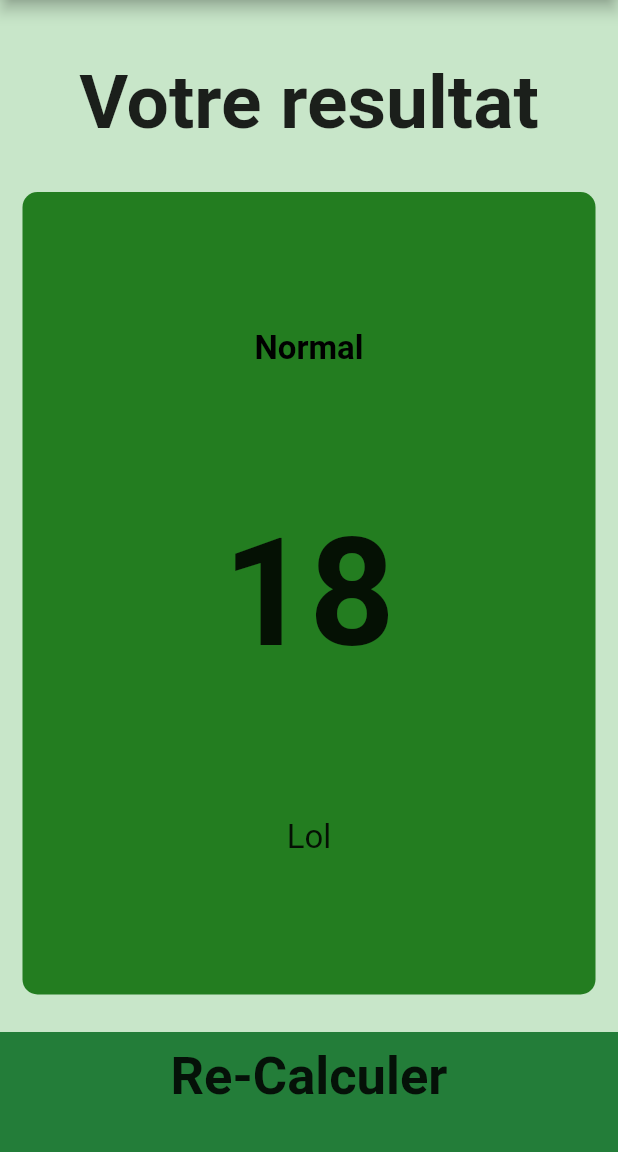
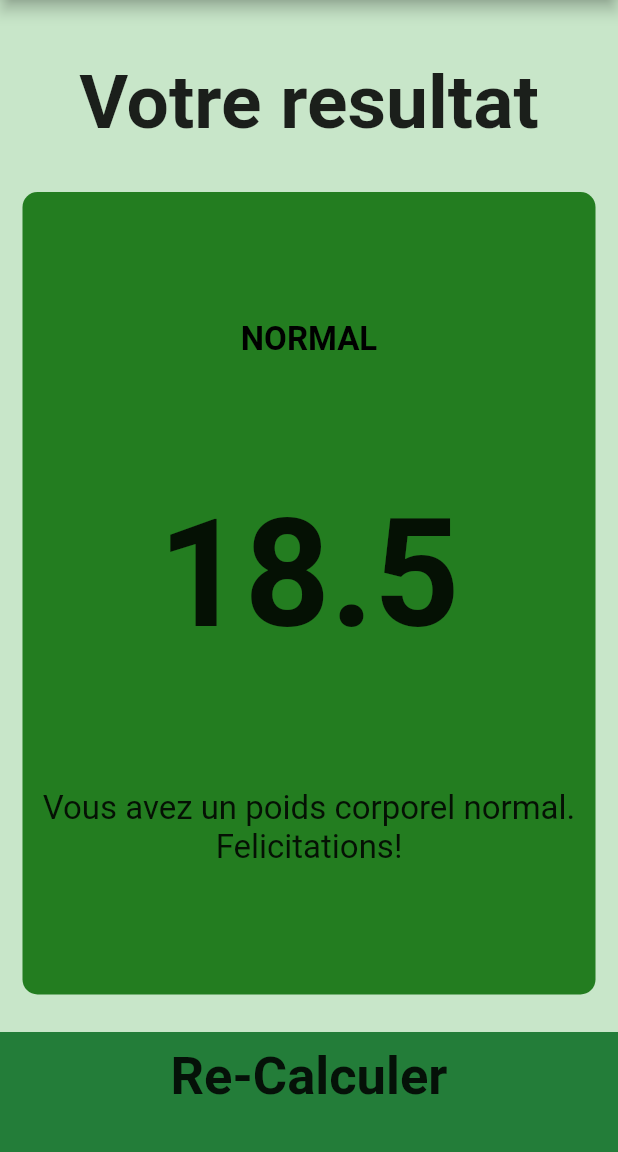
Before and after one commit to kamdoumloich/BMI_Calculator, a Flutter app: the screen it shows after launch, after a tap on "Calculer", on a phone screen of 412 x 824 dp, the part 84-1236 px from its top. Run offline on Flutter 3.47's test engine with Material 2 defaults, Android fonts, the phone set to English and light mode, and no system bars; our stand-ins replace font_awesome_flutter.

```diff
--- a/lib/calculator_brain.dart
+++ b/lib/calculator_brain.dart
@@ -0,0 +1,35 @@
+import 'dart:math';
+
+class CalculatorBrain {
+  final int height;
+  final int weight;
+
+  double _bmi = 0.0;
+
+  CalculatorBrain({required this.weight, required this.height});
+
+  String calculateBMI() {
+    _bmi = weight / pow(height / 100, 2);
+    return _bmi.toStringAsFixed(1);
+  }
+
+  String getResult() {
+    if (_bmi >= 25) {
+      return 'Surpoids';
+    } else if (_bmi > 18.5) {
+      return 'Normal';
+    } else {
+      return 'Maigre';
+    }
+  }
+
+  String getInterpretation() {
+    if (_bmi >= 25) {
+      return 'Voous avez un poids corporel supérieur à la normale. Essaye de faire des exercices.';
+    } else if (_bmi > 18.5) {
+      return 'Vous avez un poids corporel normal. Felicitations!';
+    } else {
+      return 'Vous avez un poids corporel en dessous de la normale. Essayer de manger un peu plus.';
+    }
+  }
+}
--- a/lib/screens/input_page.dart
+++ b/lib/screens/input_page.dart
@@ -1,3 +1,4 @@
+import 'package:bmi_calculator/calculator_brain.dart';
 import 'package:bmi_calculator/screens/results_page.dart';
 import 'package:flutter/material.dart';
 import 'package:font_awesome_flutter/font_awesome_flutter.dart';
@@ -43,7 +44,7 @@ class _InputPageState extends State<InputPage> {
                         ? kActiveCardColor
                         : kInactiveCardColor,
                     carChild: IconContent(
-                        icon: FontAwesomeIcons.mars, label: 'Homme'),
+                        icon: FontAwesomeIcons.mars, label: 'Don man'),
                   ),
                 ),
                 Expanded(
@@ -57,7 +58,7 @@ class _InputPageState extends State<InputPage> {
                         ? kActiveCardColor
                         : kInactiveCardColor,
                     carChild: IconContent(
-                        icon: FontAwesomeIcons.venus, label: 'Femme'),
+                        icon: FontAwesomeIcons.venus, label: 'Dossier'),
                   ),
                 ),
               ],
@@ -204,8 +205,19 @@ class _InputPageState extends State<InputPage> {
           BottomButton(
             buttonTitle: "Calculer",
             onTap: () {
-              Navigator.push(context,
-                  MaterialPageRoute(builder: (context) => ResultsPage()));
+              CalculatorBrain calc =
+                  CalculatorBrain(height: height, weight: weight);
+
+              Navigator.push(
+                context,
+                MaterialPageRoute(
+                  builder: (context) => ResultsPage(
+                    bmiResult: calc.calculateBMI(),
+                    interpretation: calc.getInterpretation(),
+                    resultText: calc.getResult(),
+                  ),
+                ),
+              );
             },
           )
         ],
--- a/lib/screens/results_page.dart
+++ b/lib/screens/results_page.dart
@@ -1,11 +1,17 @@
 import 'package:bmi_calculator/components/bottom_button.dart';
 import 'package:bmi_calculator/components/reusable_card.dart';
 import 'package:bmi_calculator/constants.dart';
-import 'package:flutter/cupertino.dart';
 import 'package:flutter/material.dart';
 
 class ResultsPage extends StatelessWidget {
-  const ResultsPage({Key? key}) : super(key: key);
+  final String bmiResult;
+  final String resultText;
+  final String interpretation;
+
+  ResultsPage(
+      {required this.bmiResult,
+      required this.resultText,
+      required this.interpretation});
 
   @override
   Widget build(BuildContext context) {
@@ -36,15 +42,15 @@ class ResultsPage extends StatelessWidget {
                 crossAxisAlignment: CrossAxisAlignment.center,
                 children: [
                   Text(
-                    'Normal',
+                    resultText.toUpperCase(),
                     style: kResultTextStyle,
                   ),
                   Text(
-                    '18',
+                    bmiResult,
                     style: kBMITextStyle,
                   ),
                   Text(
-                    'Lol',
+                    interpretation,
                     textAlign: TextAlign.center,
                     style: kBodyTextStyle,
                   ),
```
Also changed, not shown: 5 other files.
